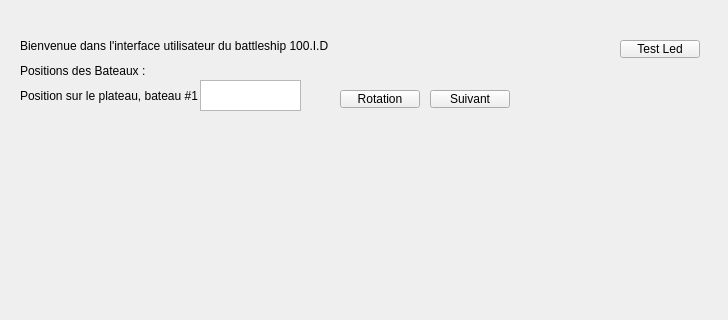
Old version of the form Qtapp/RobusUI/mainwindow.ui in the repository Mathis201/100.I.D; both pictures show x 0 to 728 and y 0 to 320 of the 728 by 541 pixel window.
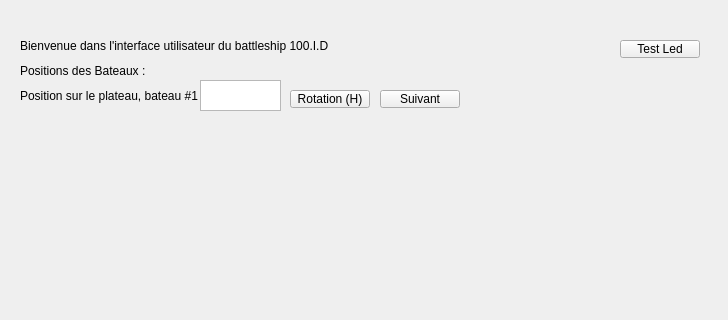
New version of the form.

Commit message: Check and place uses Boats

```diff
--- a/Qtapp/RobusUI/mainwindow.ui
+++ b/Qtapp/RobusUI/mainwindow.ui
@@ -58,7 +58,7 @@
      <rect>
       <x>200</x>
       <y>80</y>
-      <width>101</width>
+      <width>81</width>
       <height>31</height>
      </rect>
     </property>
@@ -71,7 +71,7 @@
      <rect>
       <x>20</x>
       <y>80</y>
-      <width>201</width>
+      <width>181</width>
       <height>31</height>
      </rect>
     </property>
@@ -82,20 +82,20 @@
    <widget class="QPushButton" name="Rotation">
     <property name="geometry">
      <rect>
-      <x>340</x>
+      <x>290</x>
       <y>90</y>
       <width>80</width>
       <height>18</height>
      </rect>
     </property>
     <property name="text">
-     <string>Rotation</string>
+     <string>Rotation (H)</string>
     </property>
    </widget>
    <widget class="QPushButton" name="Suivant">
     <property name="geometry">
      <rect>
-      <x>430</x>
+      <x>380</x>
       <y>90</y>
       <width>80</width>
       <height>18</height>
@@ -110,7 +110,7 @@
      <rect>
       <x>200</x>
       <y>120</y>
-      <width>101</width>
+      <width>221</width>
       <height>16</height>
      </rect>
     </property>
```
The commit also changes 2 other files.
